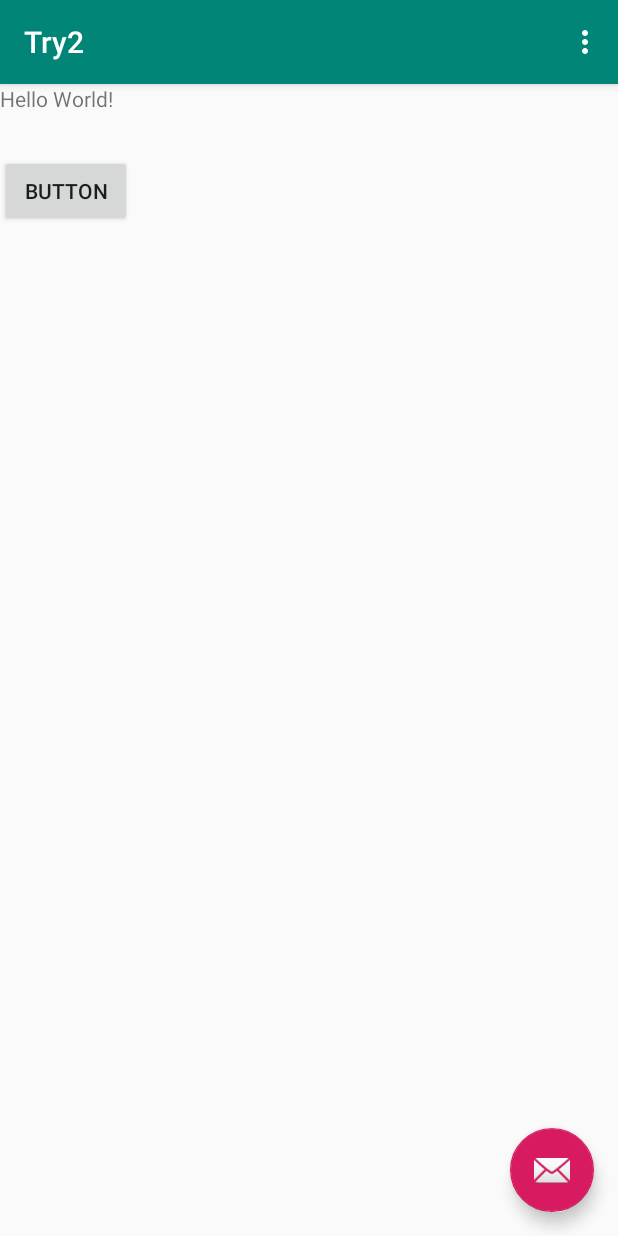
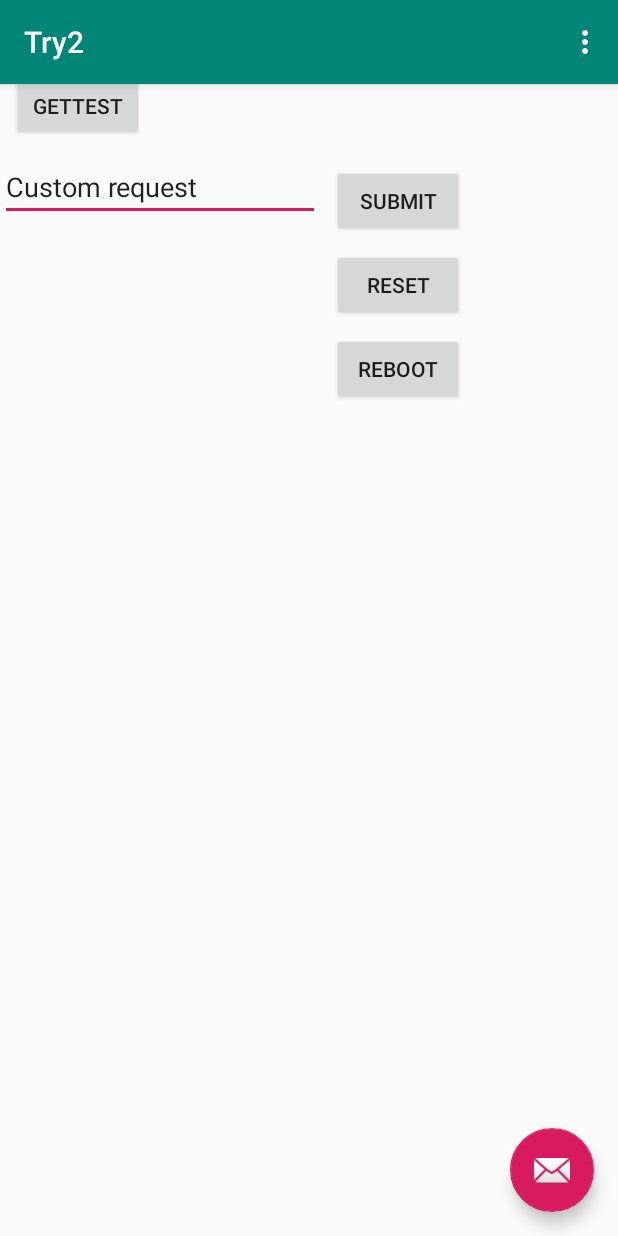
Before and after one commit to owen1050/OwenDormAndroidApp, an Android app: the screen it shows after launch (MainActivity), on a phone screen of 412 x 824 dp. Run offline under Robolectric (Android 15) with nearby library versions, the phone set to English and light mode, and no system bars.

Commit message:
updated widiget and app dor basic reset reboot test lights work

```diff
--- a/app/src/main/java/com/example/try2/widget.java
+++ b/app/src/main/java/com/example/try2/widget.java
@@ -138,7 +138,7 @@ public class widget extends AppWidgetProvider {
 
                 OutputStreamWriter out = new OutputStreamWriter(
                         con.getOutputStream());
-                out.write("set:bothLightsOn=1;");
+                out.write("multipleChange:bothLights=1;");
                 out.close();
                 con.getInputStream();
                 con.disconnect();
@@ -161,7 +161,7 @@ public class widget extends AppWidgetProvider {
 
                 OutputStreamWriter out = new OutputStreamWriter(
                         con.getOutputStream());
-                out.write("set:bothLightsOff=1;");
+                out.write("multipleChange:bothLights=0;");
                 out.close();
                 con.getInputStream();
                 con.disconnect();            }
--- a/app/src/main/res/layout/activity_main.xml
+++ b/app/src/main/res/layout/activity_main.xml
@@ -20,7 +20,9 @@
 
     </android.support.design.widget.AppBarLayout>
 
-    <include layout="@layout/content_main" />
+    <include
+        android:id="@+id/include2"
+        layout="@layout/content_main" />
 
     <android.support.design.widget.FloatingActionButton
         android:id="@+id/fab"
--- a/app/src/main/res/layout/content_main.xml
+++ b/app/src/main/res/layout/content_main.xml
@@ -12,7 +12,6 @@
         android:id="@+id/textView"
         android:layout_width="wrap_content"
         android:layout_height="wrap_content"
-        android:text="Hello World!"
         app:layout_constraintBottom_toBottomOf="parent"
         app:layout_constraintHorizontal_bias="0.0"
         app:layout_constraintLeft_toLeftOf="parent"
@@ -24,9 +23,50 @@
         android:id="@+id/button"
         android:layout_width="wrap_content"
         android:layout_height="wrap_content"
-        android:layout_marginTop="28dp"
-        android:text="Button"
-        app:layout_constraintTop_toBottomOf="@+id/textView"
-        tools:layout_editor_absoluteX="0dp" />
+        android:layout_marginStart="8dp"
+        android:layout_marginTop="8dp"
+        android:text="GetTest"
+        app:layout_constraintBottom_toBottomOf="@+id/textView"
+        app:layout_constraintStart_toEndOf="@+id/textView"
+        app:layout_constraintTop_toTopOf="parent" />
+
+    <Button
+        android:id="@+id/button3"
+        android:layout_width="wrap_content"
+        android:layout_height="wrap_content"
+        android:layout_marginTop="8dp"
+        android:text="Reboot"
+        app:layout_constraintStart_toStartOf="@+id/button8"
+        app:layout_constraintTop_toBottomOf="@+id/button8" />
+
+    <Button
+        android:id="@+id/button8"
+        android:layout_width="wrap_content"
+        android:layout_height="wrap_content"
+        android:layout_marginTop="8dp"
+        android:text="Reset"
+        app:layout_constraintStart_toStartOf="@+id/button7"
+        app:layout_constraintTop_toBottomOf="@+id/button7" />
+
+    <Button
+        android:id="@+id/button7"
+        android:layout_width="wrap_content"
+        android:layout_height="wrap_content"
+        android:layout_marginStart="8dp"
+        android:layout_marginTop="8dp"
+        android:text="Submit"
+        app:layout_constraintStart_toEndOf="@+id/editText"
+        app:layout_constraintTop_toTopOf="@+id/editText" />
+
+    <EditText
+        android:id="@+id/editText"
+        android:layout_width="wrap_content"
+        android:layout_height="wrap_content"
+        android:layout_marginTop="8dp"
+        android:ems="10"
+        android:inputType="textPersonName"
+        android:text="Custom request"
+        app:layout_constraintStart_toStartOf="parent"
+        app:layout_constraintTop_toBottomOf="@+id/button" />
 
 </android.support.constraint.ConstraintLayout>
```
Also changed, not shown: app/src/main/java/com/example/try2/MainActivity.java (+117 -1 lines).
